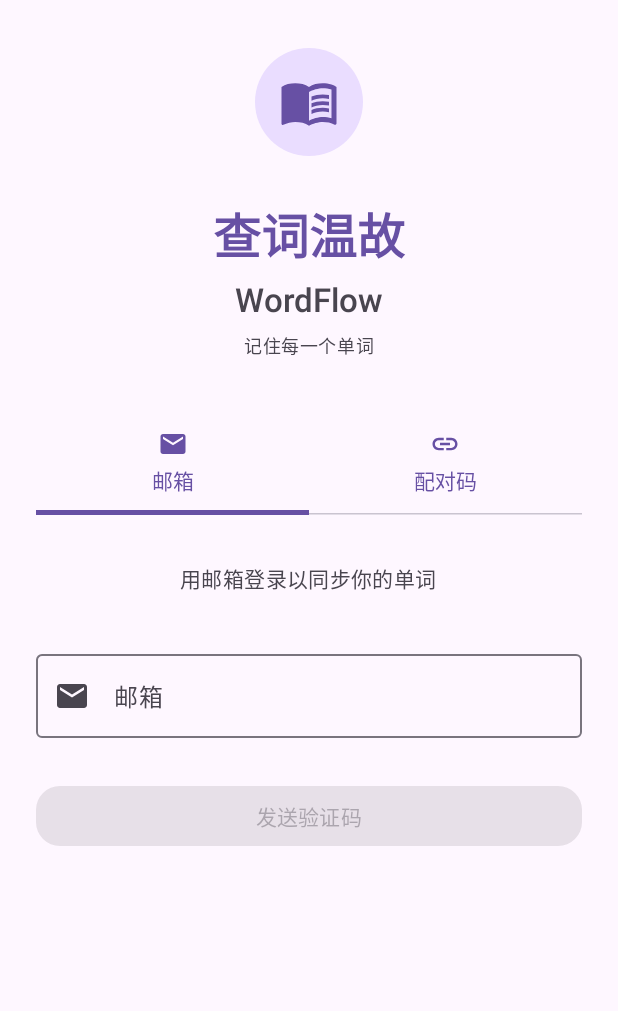
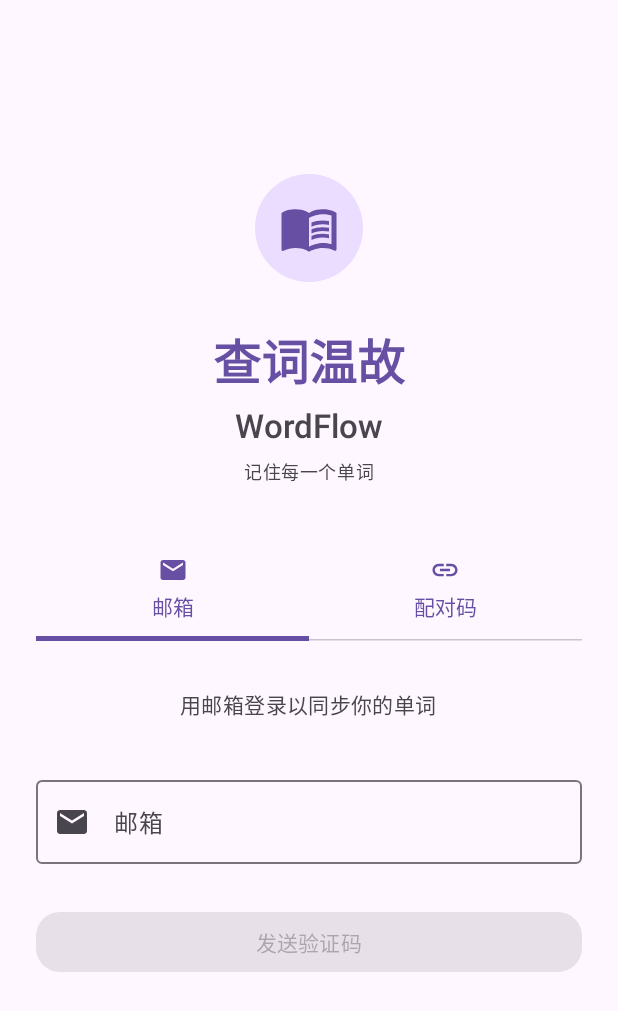
Before and after one commit to vd01/wordflow, an Android app built with Jetpack Compose: the screen it shows after launch (MainActivity), on a phone screen of 412 x 824 dp. Shown: the top 1011 px of the screen. Run offline under Robolectric (Android 15) with nearby library versions, the light colour scheme and no system bars.

Commit message:
fix: keyboard covering input fields on login page
Add imePadding() to the login screen layout so the soft keyboard is
properly accounted for when using edge-to-edge mode. Wrap the scrollable
Column in a centered Box so the form stays visible above the keyboard.

```diff
--- a/android/app/src/main/java/com/wordflow/android/ui/screen/LoginScreen.kt
+++ b/android/app/src/main/java/com/wordflow/android/ui/screen/LoginScreen.kt
@@ -6,6 +6,7 @@
 import androidx.compose.foundation.layout.Spacer
 import androidx.compose.foundation.layout.fillMaxSize
 import androidx.compose.foundation.layout.fillMaxWidth
+import androidx.compose.foundation.layout.imePadding
 import androidx.compose.foundation.layout.height
 import androidx.compose.foundation.layout.padding
 import androidx.compose.foundation.layout.size
@@ -129,10 +130,16 @@
     LaunchedEffect(vm.loginSuccess) { if (vm.loginSuccess) onLoginSuccess() }
 
     Scaffold(containerColor = MaterialTheme.colorScheme.background) { padding ->
-        Column(
+        Box(
             modifier = Modifier
                 .fillMaxSize()
                 .padding(padding)
+                .imePadding(),
+            contentAlignment = Alignment.Center,
+        ) {
+            Column(
+                modifier = Modifier
+                    .fillMaxWidth()
                     .verticalScroll(rememberScrollState())
                     .padding(horizontal = 24.dp, vertical = 32.dp),
                 horizontalAlignment = Alignment.CenterHorizontally,
@@ -176,6 +183,7 @@
                     StatusBanner(text = vm.status, kind = vm.statusKind)
                 }
                 Spacer(Modifier.height(48.dp))
+            }
         }
     }
 }
```
Lines whose indentation alone changed are shown as unchanged.
